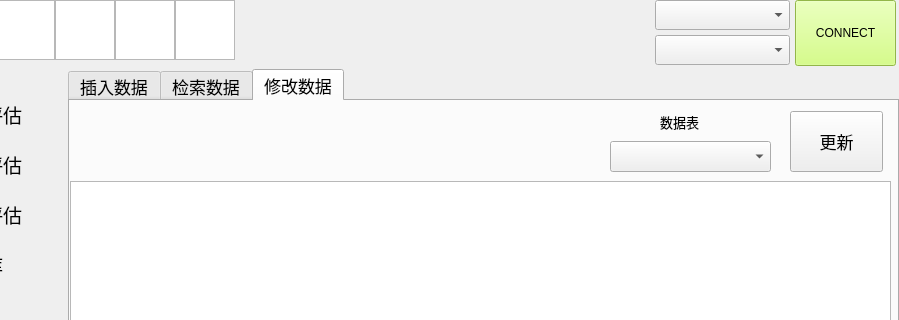
budebulai/LightGCS, file MainWindow.ui: the form before one commit; both pictures show x 125 to 1024 and y 0 to 320 of the 1024 by 800 pixel window.
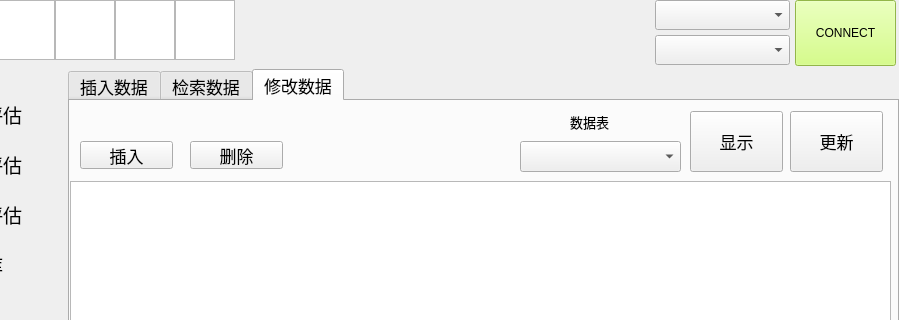
The form after the commit. The open tabs and pages were chosen to show the change. Icons and pictures are not drawn.

Commit message: 20171018 motor database basically completed

Diff of the .ui file:
```diff
--- a/MainWindow.ui
+++ b/MainWindow.ui
@@ -1829,7 +1829,7 @@
          <widget class="QComboBox" name="comboBox_2">
           <property name="geometry">
            <rect>
-            <x>540</x>
+            <x>450</x>
             <y>40</y>
             <width>161</width>
             <height>31</height>
@@ -1844,7 +1844,7 @@
          <widget class="QLabel" name="label_29">
           <property name="geometry">
            <rect>
-            <x>590</x>
+            <x>500</x>
             <y>10</y>
             <width>61</width>
             <height>21</height>
@@ -1872,6 +1872,45 @@
            <string>更新</string>
           </property>
          </widget>
+         <widget class="QPushButton" name="pb_motor_table_show">
+          <property name="geometry">
+           <rect>
+            <x>620</x>
+            <y>10</y>
+            <width>93</width>
+            <height>61</height>
+           </rect>
+          </property>
+          <property name="text">
+           <string>显示</string>
+          </property>
+         </widget>
+         <widget class="QPushButton" name="pb_motor_db_insert_row">
+          <property name="geometry">
+           <rect>
+            <x>10</x>
+            <y>40</y>
+            <width>93</width>
+            <height>28</height>
+           </rect>
+          </property>
+          <property name="text">
+           <string>插入</string>
+          </property>
+         </widget>
+         <widget class="QPushButton" name="pb_motor_db_delete_row">
+          <property name="geometry">
+           <rect>
+            <x>120</x>
+            <y>40</y>
+            <width>93</width>
+            <height>28</height>
+           </rect>
+          </property>
+          <property name="text">
+           <string>删除</string>
+          </property>
+         </widget>
         </widget>
        </widget>
       </widget>
```
Left out of the diff: 24 changed lines with no effect on the pictures. The commit also changes 4 other files.
